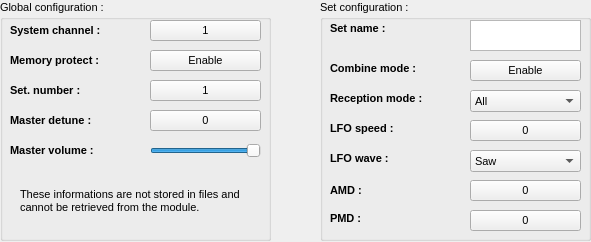
The window that interface/qconfig.ui (LasDesu/fb01editor) describes before a commit, drawn with Qt 5.
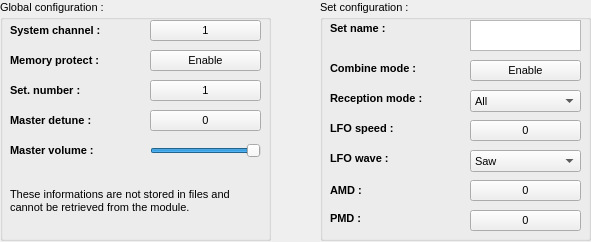
The same window after the commit. Custom widgets are drawn as their Qt base class.

Commit message: - Fixing the enormous MIDI bug (missing two '&' in the MIDI callbacks)   causing the editor to crash when using a MIDI controller - Adding a text label explaining the routing feature

What changed in the file:
```diff
--- a/interface/qconfig.ui
+++ b/interface/qconfig.ui
@@ -144,9 +144,9 @@
    <widget class="QLabel" name="label_infos">
     <property name="geometry">
      <rect>
-      <x>20</x>
+      <x>10</x>
       <y>170</y>
-      <width>231</width>
+      <width>251</width>
       <height>61</height>
      </rect>
     </property>
@@ -158,12 +158,6 @@
     <property name="text">
      <string>These informations are not stored in files and cannot be retrieved from the module.</string>
     </property>
-    <property name="textFormat">
-     <enum>Qt::AutoText</enum>
-    </property>
-    <property name="scaledContents">
-     <bool>false</bool>
-    </property>
     <property name="wordWrap">
      <bool>true</bool>
     </property>
```
The commit also changes 4 other files.
